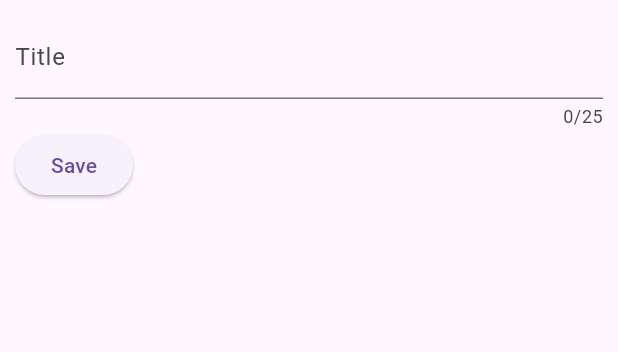
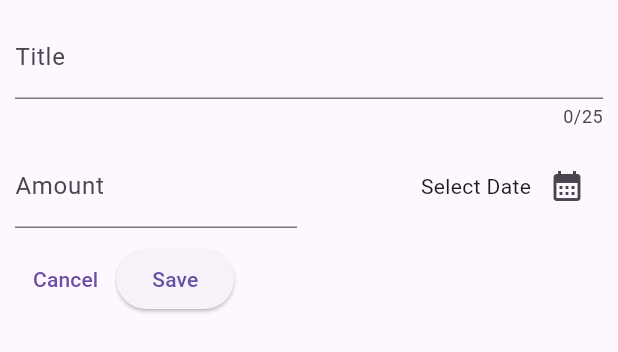
Before and after one commit to Aarushi0010/expense_tracker_app, a Flutter app: the NewExpense widget shown alone on an empty page, opened directly, on a phone screen of 412 x 824 dp. Shown: the top 352 px of the screen. Run offline on Flutter 3.47's test engine with Material 3 defaults, Android fonts, the phone set to English and light mode, and no system bars.

Commit message:
added date picker

```diff
--- a/lib/widgets/new_expenses.dart
+++ b/lib/widgets/new_expenses.dart
@@ -1,4 +1,7 @@
+import 'package:flutter/cupertino.dart';
 import 'package:flutter/material.dart';
+import 'package:flutter/widgets.dart';
+import'package:expense_tracker/models/expense.dart';
 
 class NewExpense extends StatefulWidget{
   const  NewExpense({super.key});
@@ -12,11 +15,28 @@
 
 class _NewExpenseState extends State<NewExpense> {
   final _titleController = TextEditingController();
+  final _amountController = TextEditingController();
+  DateTime ? _selectedDate ;
+
+  void _presentDatePicker()  async{
+    final now = DateTime.now();
+    final firstDate = DateTime(now.year - 1 , now.month);
+   final pickedDate =  await showDatePicker(
+        context: context,
+        initialDate: now,
+        firstDate: firstDate,
+        lastDate: now);
+
+   setState(() {
+     _selectedDate = pickedDate ;
+   });
+  }
 
   @override
   void dispose(){
 
     _titleController.dispose();
+    _amountController.dispose();
     super.dispose();
   }
 
@@ -28,15 +48,57 @@
           TextField(
             controller: _titleController,
            maxLength: 25,
+           keyboardType: TextInputType.text,
            decoration: const InputDecoration(
              label: Text('Title'),
            ),
           ),
+          const SizedBox(height : 10),
+
           Row(
             children: [
+              Expanded(
+                child: TextField(
+                  controller: _amountController,
+                  keyboardType: TextInputType.number,
+                  decoration: const InputDecoration(
+                    prefixText: '\$ ',
+                    label: Text('Amount'),
+                  ),
+                ),
+              ),
+
+              const SizedBox(width : 16),
+
+              Expanded(
+                child : Row(
+                  mainAxisAlignment: MainAxisAlignment.end,
+                  crossAxisAlignment: CrossAxisAlignment.center,
+                  children: [
+                    Text(_selectedDate == null ? 'Select Date' : formatter.format(_selectedDate!)),
+                    IconButton(onPressed: _presentDatePicker,
+                        icon: const Icon(
+                          Icons.calendar_month,
+                        ))
+                  ],
+                ),
+              )
+            ],
+          ),
+
+          const SizedBox(height : 10),
+          Row(
+            children: [
+              TextButton(
+                  onPressed: () {
+                    Navigator.pop(context);
+                  },
+                  child: const Text('Cancel')),
+
               ElevatedButton(
                   onPressed: () {
                     print(_titleController.text);
+                    print(_amountController.text);
                   },
                   child: const Text('Save'))
             ],
```
